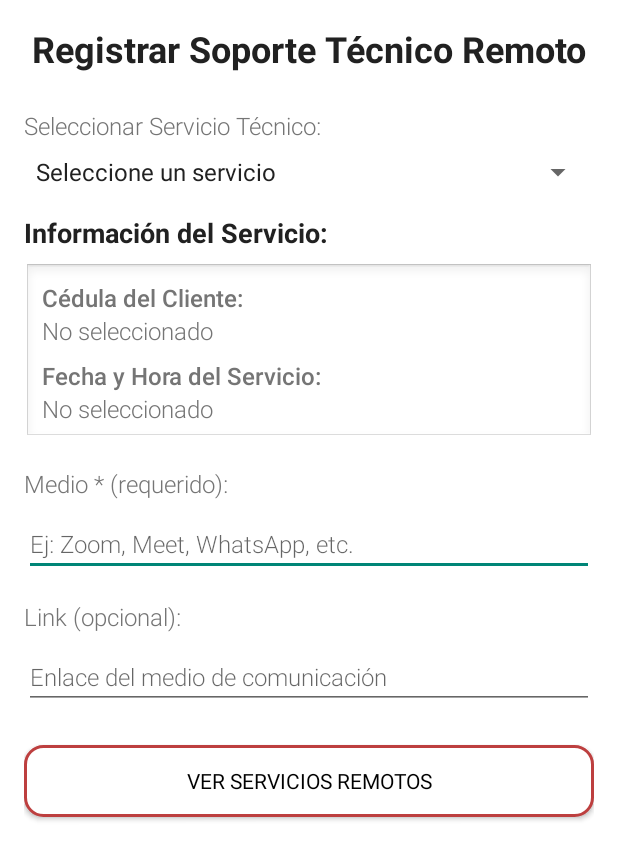
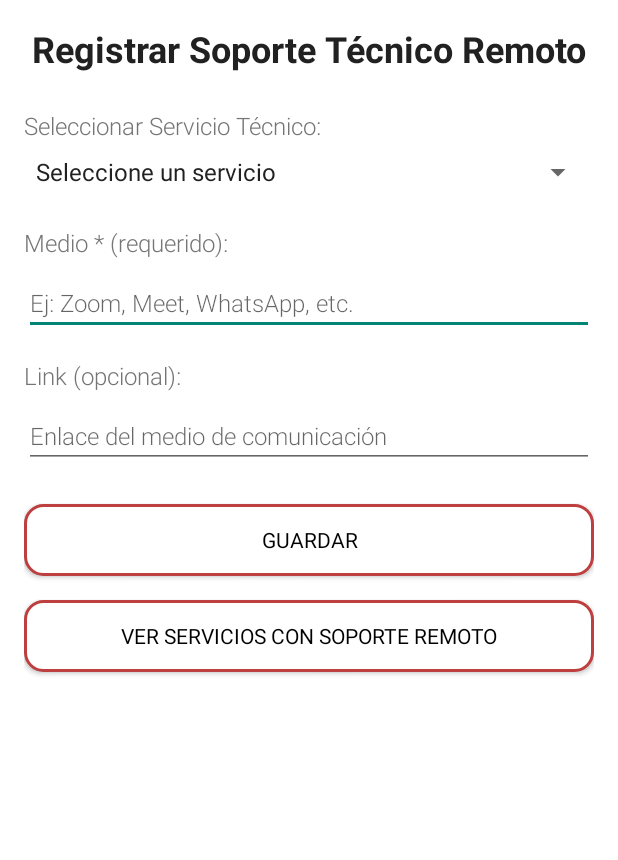
Before and after one commit to Jtoscanoa/BasculasyServicios, an Android app: the RemoteSupportActivity screen opened directly, with no data from a screen before it, on a phone screen of 412 x 824 dp. Shown: the top 860 px of the screen. Run offline under Robolectric (Android 15) with nearby library versions, the phone set to English and light mode, and no system bars.

Commit message:
Implement core remote support functionality
Co-authored-by: Eslaro <148128231+Eslaro@users.noreply.github.com>

```diff
--- a/ProyectoByS/app/src/main/AndroidManifest.xml
+++ b/ProyectoByS/app/src/main/AndroidManifest.xml
@@ -56,5 +56,8 @@
         <activity android:name=".RemoteSupportActivity">
             <!-- Nueva actividad para registrar soporte técnico remoto -->
         </activity>
+        <activity android:name=".RemoteSupportListActivity">
+            <!-- Nueva actividad para listar servicios con soporte remoto -->
+        </activity>
     </application>
 </manifest>
--- a/ProyectoByS/app/src/main/java/com/puropoo/proyectobys/RemoteSupportActivity.java
+++ b/ProyectoByS/app/src/main/java/com/puropoo/proyectobys/RemoteSupportActivity.java
@@ -21,14 +21,15 @@ import java.util.List;
 public class RemoteSupportActivity extends AppCompatActivity {
 
     private Spinner spinnerTechnicalServices;
-    private TextView tvClientCedula;
-    private TextView tvServiceDateTime;
     private EditText etMedio;
     private EditText etLink;
-    private Button btnVerServiciosRemotos;
+    private Button btnSave;
+    private Button btnViewRemoteServices;
 
     private DatabaseHelper db;
     private List<Request> technicalServices;
+    private Request selectedRequest;
+    private RemoteSupport existingRemoteSupport;
 
     @Override
     protected void onCreate(Bundle savedInstanceState) {
@@ -50,11 +51,10 @@ public class RemoteSupportActivity extends AppCompatActivity {
 
     private void initializeViews() {
         spinnerTechnicalServices = findViewById(R.id.spinnerTechnicalServices);
-        tvClientCedula = findViewById(R.id.tvClientCedula);
-        tvServiceDateTime = findViewById(R.id.tvServiceDateTime);
         etMedio = findViewById(R.id.etMedio);
         etLink = findViewById(R.id.etLink);
-        btnVerServiciosRemotos = findViewById(R.id.btnVerServiciosRemotos);
+        btnSave = findViewById(R.id.btnSave);
+        btnViewRemoteServices = findViewById(R.id.btnViewRemoteServices);
     }
 
     private void loadTechnicalServices() {
@@ -84,7 +84,8 @@ public class RemoteSupportActivity extends AppCompatActivity {
                 formattedDate = request.getServiceDate();
             }
 
-            String item = request.getServiceType() + " - " + formattedDate + " - " + request.getServiceTime();
+            // Formato: Cédula - Fecha - Hora
+            String item = request.getClientCedula() + " - " + formattedDate + " - " + request.getServiceTime();
             spinnerItems.add(item);
         }
 
@@ -113,51 +114,52 @@ public class RemoteSupportActivity extends AppCompatActivity {
             @Override
             public void onItemSelected(AdapterView<?> parent, View view, int position, long id) {
                 if (position > 0) { // Ignorar la opción "Seleccione un servicio"
-                    Request selectedRequest = technicalServices.get(position - 1);
-                    updateServiceInfo(selectedRequest);
+                    selectedRequest = technicalServices.get(position - 1);
+                    loadExistingRemoteSupport();
                 } else {
-                    clearServiceInfo();
+                    selectedRequest = null;
+                    clearForm();
                 }
             }
 
             @Override
             public void onNothingSelected(AdapterView<?> parent) {
-                clearServiceInfo();
+                selectedRequest = null;
+                clearForm();
             }
         });
 
-        // Listener para el botón
-        btnVerServiciosRemotos.setOnClickListener(v -> validateAndProceed());
+        // Listener para el botón guardar
+        btnSave.setOnClickListener(v -> saveRemoteSupport());
+
+        // Listener para el botón ver servicios remotos
+        btnViewRemoteServices.setOnClickListener(v -> {
+            Intent intent = new Intent(RemoteSupportActivity.this, RemoteSupportListActivity.class);
+            startActivity(intent);
+        });
     }
 
-    private void updateServiceInfo(Request request) {
-        tvClientCedula.setText(request.getClientCedula());
+    private void loadExistingRemoteSupport() {
+        if (selectedRequest != null) {
+            existingRemoteSupport = db.getRemoteSupportByRequestId(selectedRequest.getId());
 
-        // Formatear fecha y hora
-        String formattedDate = request.getServiceDate();
-        SimpleDateFormat inputFormat = new SimpleDateFormat("yyyy-MM-dd");
-        SimpleDateFormat outputFormat = new SimpleDateFormat("dd/MM/yyyy");
-
-        try {
-            Date date = inputFormat.parse(request.getServiceDate());
-            formattedDate = outputFormat.format(date);
-        } catch (ParseException e) {
-            // Si no se puede parsear, usar la fecha original
-            formattedDate = request.getServiceDate();
+            if (existingRemoteSupport != null) {
+                // Cargar datos existentes
+                etMedio.setText(existingRemoteSupport.getMedium());
+                etLink.setText(existingRemoteSupport.getLink() != null ? existingRemoteSupport.getLink() : "");
+                btnSave.setText("Editar");
+            } else {
+                // Limpiar campos para nuevo registro
+                etMedio.setText("");
+                etLink.setText("");
+                btnSave.setText("Guardar");
+            }
         }
-
-        String dateTime = formattedDate + " a las " + request.getServiceTime();
-        tvServiceDateTime.setText(dateTime);
     }
 
-    private void clearServiceInfo() {
-        tvClientCedula.setText("No seleccionado");
-        tvServiceDateTime.setText("No seleccionado");
-    }
-
-    private void validateAndProceed() {
+    private void saveRemoteSupport() {
         // Validar que se haya seleccionado un servicio
-        if (spinnerTechnicalServices.getSelectedItemPosition() <= 0) {
+        if (selectedRequest == null) {
             Toast.makeText(this, "Por favor seleccione un servicio técnico", Toast.LENGTH_SHORT).show();
             return;
         }
@@ -170,21 +172,36 @@ public class RemoteSupportActivity extends AppCompatActivity {
             return;
         }
 
-        // Si pasa todas las validaciones, navegar a la lista de servicios remotos
-        // Por ahora, mostrar un mensaje de éxito y simular la navegación
         String link = etLink.getText().toString().trim();
-        String successMessage = "Soporte remoto registrado exitosamente.\nMedio: " + medio;
-        if (!link.isEmpty()) {
-            successMessage += "\nLink: " + link;
+
+        // Obtener fecha y hora actual
+        SimpleDateFormat dateFormat = new SimpleDateFormat("yyyy-MM-dd");
+        SimpleDateFormat timeFormat = new SimpleDateFormat("HH:mm");
+        Date now = new Date();
+        String currentDate = dateFormat.format(now);
+        String currentTime = timeFormat.format(now);
+
+        long result;
+        if (existingRemoteSupport != null) {
+            // Actualizar registro existente
+            result = db.updateRemoteSupport(selectedRequest.getId(), currentDate, currentTime, medio, link);
+            if (result > 0) {
+                Toast.makeText(this, "Soporte remoto actualizado exitosamente", Toast.LENGTH_SHORT).show();
+            } else {
+                Toast.makeText(this, "Error al actualizar el soporte remoto", Toast.LENGTH_SHORT).show();
+            }
+        } else {
+            // Insertar nuevo registro
+            result = db.insertRemoteSupport(selectedRequest.getId(), currentDate, currentTime,
+                                          medio, link, selectedRequest.getClientCedula());
+            if (result > 0) {
+                Toast.makeText(this, "Soporte remoto guardado exitosamente", Toast.LENGTH_SHORT).show();
+            } else {
+                Toast.makeText(this, "Error al guardar el soporte remoto", Toast.LENGTH_SHORT).show();
+            }
         }
 
-        Toast.makeText(this, successMessage, Toast.LENGTH_LONG).show();
-
-        // TODO: Implementar navegación a la lista de servicios remotos
-        // Intent intent = new Intent(RemoteSupportActivity.this, RemoteServicesListActivity.class);
-        // startActivity(intent);
-
-        // Por ahora, limpiar el formulario para permitir otro registro
+        // Limpiar formulario después de guardar
         clearForm();
     }
 
@@ -192,6 +209,8 @@ public class RemoteSupportActivity extends AppCompatActivity {
         spinnerTechnicalServices.setSelection(0);
         etMedio.setText("");
         etLink.setText("");
-        clearServiceInfo();
+        btnSave.setText("Guardar");
+        selectedRequest = null;
+        existingRemoteSupport = null;
     }
 }
--- a/ProyectoByS/app/src/main/java/com/puropoo/proyectobys/SQLiteHelper.java
+++ b/ProyectoByS/app/src/main/java/com/puropoo/proyectobys/SQLiteHelper.java
@@ -9,7 +9,7 @@ public class SQLiteHelper extends SQLiteOpenHelper {
 
     // Definir el nombre y la versión de la base de datos
     private static final String DATABASE_NAME = "service_db";
-    private static final int DATABASE_VERSION = 3;
+    private static final int DATABASE_VERSION = 4;
 
     // Definir constante SQL para crear la tabla equipo_instalar
     private static final String CREATE_EQUIPO_INSTALAR_TABLE = "CREATE TABLE IF NOT EXISTS equipo_instalar (" +
@@ -25,6 +25,16 @@ public class SQLiteHelper extends SQLiteOpenHelper {
             "service_type TEXT, " +
             "visit_date TEXT, " +
             "visit_time TEXT, " +
+            "client_cedula TEXT)";
+
+    // Definir constante SQL para crear la tabla remote_support
+    private static final String CREATE_REMOTE_SUPPORT_TABLE = "CREATE TABLE IF NOT EXISTS remote_support (" +
+            "id INTEGER PRIMARY KEY AUTOINCREMENT, " +
+            "request_id INTEGER, " +
+            "support_date TEXT, " +
+            "support_time TEXT, " +
+            "medium TEXT, " +
+            "link TEXT, " +
             "client_cedula TEXT)";
 
     public SQLiteHelper(Context context) {
@@ -77,6 +87,9 @@ public class SQLiteHelper extends SQLiteOpenHelper {
         // Crear la tabla 'second_visits'
         db.execSQL(CREATE_SECOND_VISITS_TABLE);
 
+        // Crear la tabla 'remote_support'
+        db.execSQL(CREATE_REMOTE_SUPPORT_TABLE);
+
     }
 
     // Método para actualizar la base de datos
@@ -94,6 +107,12 @@ public class SQLiteHelper extends SQLiteOpenHelper {
             // Crear la tabla 'second_visits' para la actualización de versión 2 a 3
             db.execSQL(CREATE_SECOND_VISITS_TABLE);
         }
+
+        // Manejar la actualización de versión 3 a 4
+        if (oldVersion < 4) {
+            // Crear la tabla 'remote_support' para la actualización de versión 3 a 4
+            db.execSQL(CREATE_REMOTE_SUPPORT_TABLE);
+        }
     }
 
 }
--- a/ProyectoByS/app/src/main/res/layout/activity_remote_support.xml
+++ b/ProyectoByS/app/src/main/res/layout/activity_remote_support.xml
@@ -25,52 +25,7 @@
         android:id="@+id/spinnerTechnicalServices"
         android:layout_width="match_parent"
         android:layout_height="wrap_content"
-        android:layout_marginBottom="16dp"/>
-
-    <TextView
-        android:text="Información del Servicio:"
-        style="@style/TextAppearance.Subtitle"
-        android:layout_marginBottom="8dp"
-        android:layout_width="wrap_content"
-        android:layout_height="wrap_content"/>
-
-    <LinearLayout
-        android:layout_width="match_parent"
-        android:layout_height="wrap_content"
-        android:orientation="vertical"
-        android:background="@android:drawable/edit_text"
-        android:padding="12dp"
-        android:layout_marginBottom="16dp">
-
-        <TextView
-            android:text="Cédula del Cliente:"
-            style="@style/TextAppearance.Body"
-            android:textStyle="bold"
-            android:layout_width="wrap_content"
-            android:layout_height="wrap_content"/>
-
-        <TextView
-            android:id="@+id/tvClientCedula"
-            android:text="No seleccionado"
-            style="@style/TextAppearance.Body"
-            android:layout_marginBottom="8dp"
-            android:layout_width="wrap_content"
-            android:layout_height="wrap_content"/>
-
-        <TextView
-            android:text="Fecha y Hora del Servicio:"
-            style="@style/TextAppearance.Body"
-            android:textStyle="bold"
-            android:layout_width="wrap_content"
-            android:layout_height="wrap_content"/>
-
-        <TextView
-            android:id="@+id/tvServiceDateTime"
-            android:text="No seleccionado"
-            style="@style/TextAppearance.Body"
-            android:layout_width="wrap_content"
-            android:layout_height="wrap_content"/>
-    </LinearLayout>
+        android:layout_marginBottom="24dp"/>
 
     <TextView
         android:text="Medio * (requerido):"
@@ -105,10 +60,19 @@
         android:layout_marginBottom="24dp"/>
 
     <Button
-        android:id="@+id/btnVerServiciosRemotos"
+        android:id="@+id/btnSave"
         android:layout_width="match_parent"
         android:layout_height="wrap_content"
-        android:text="Ver Servicios Remotos"
+        android:text="Guardar"
+        android:background="@drawable/button_border_red"
+        android:textColor="#000000"
+        android:layout_marginBottom="16dp"/>
+
+    <Button
+        android:id="@+id/btnViewRemoteServices"
+        android:layout_width="match_parent"
+        android:layout_height="wrap_content"
+        android:text="Ver Servicios con Soporte Remoto"
         android:background="@drawable/button_border_red"
         android:textColor="#000000"/>
 
```
Also changed, not shown: ProyectoByS/app/src/main/java/com/puropoo/proyectobys/DatabaseHelper.java (+101 -0 lines), ProyectoByS/app/src/main/java/com/puropoo/proyectobys/RemoteSupport.java (added, +92 -0 lines), ProyectoByS/app/src/main/java/com/puropoo/proyectobys/RemoteSupportListActivity.java (added, +126 -0 lines), ProyectoByS/app/src/main/res/layout/activity_remote_support_list.xml (added, +40 -0 lines), 1 other file.
